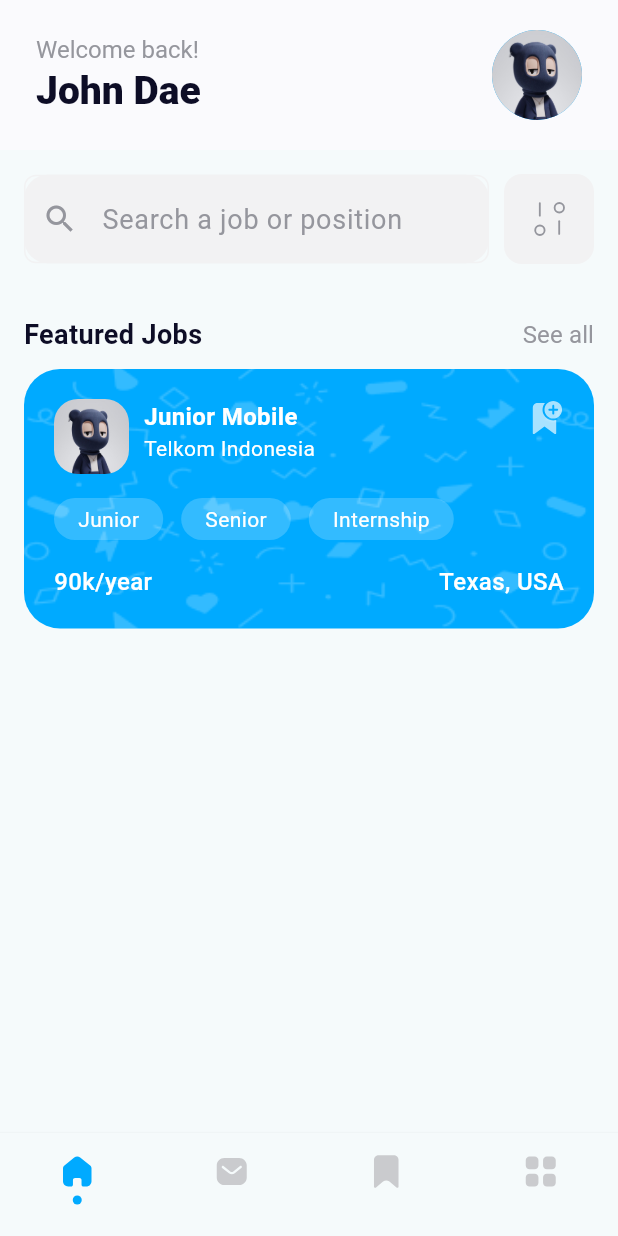
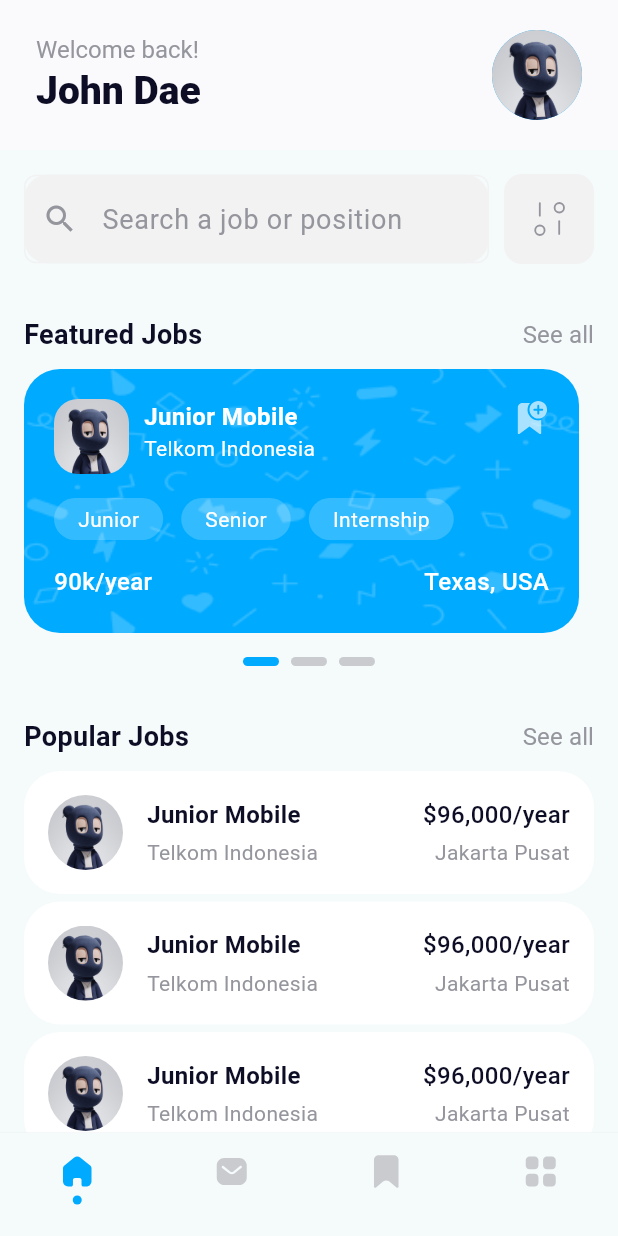
Before and after one commit to fauzihub13/employme, a Flutter app: the screen it shows after launch, on a phone screen of 412 x 824 dp. Run offline on Flutter 3.47's test engine with Material 3 defaults, Android fonts, the phone set to English and light mode, and no system bars; drawn by our look-alikes of smooth_page_indicator; our stand-ins replace firebase_core, flutter_svg; accounts and stored records are empty.

Commit message:
feat: finish ui homepage

```diff
--- /dev/null
+++ b/lib/core/components/banner_job.dart
@@ -0,0 +1,140 @@
+import 'package:employme/core/constants/colors.dart';
+import 'package:flutter/material.dart';
+import 'package:flutter_svg/svg.dart';
+
+class BannerJob extends StatefulWidget {
+  const BannerJob({super.key});
+
+  @override
+  State<BannerJob> createState() => _BannerJobState();
+}
+
+class _BannerJobState extends State<BannerJob> {
+  @override
+  Widget build(BuildContext context) {
+    return Container(
+      width: double.infinity,
+      decoration: BoxDecoration(
+          borderRadius: BorderRadius.circular(24),
+          color: AppColors.primaryBlue,
+          image: DecorationImage(
+              image: const AssetImage('assets/images/overlay_banner.png'),
+              fit: BoxFit.cover,
+              colorFilter: ColorFilter.mode(
+                  Colors.white.withValues(alpha: 0.2), BlendMode.modulate))),
+      child: Padding(
+        padding: const EdgeInsets.all(20),
+        child: Column(
+          spacing: 16,
+          children: [
+            Row(
+              crossAxisAlignment: CrossAxisAlignment.start,
+              mainAxisAlignment: MainAxisAlignment.start,
+              spacing: 10,
+              children: [
+                ClipRRect(
+                  borderRadius: BorderRadius.circular(16),
+                  child: Image.asset(
+                    'assets/images/avatar.jpg',
+                    width: 50,
+                    height: 50,
+                    fit: BoxFit.cover,
+                  ),
+                ),
+                Expanded(
+                    child: Column(
+                  crossAxisAlignment: CrossAxisAlignment.start,
+                  children: [
+                    Text(
+                      'Junior Mobile ',
+                      maxLines: 1,
+                      style: TextStyle(
+                          color: Colors.white,
+                          fontSize: 16,
+                          fontWeight: FontWeight.bold),
+                    ),
+                    Text(
+                      'Telkom Indonesia ',
+                      maxLines: 1,
+                      style: TextStyle(
+                          color: Colors.white,
+                          fontSize: 14,
+                          fontWeight: FontWeight.w400),
+                    ),
+                  ],
+                )),
+                SvgPicture.asset(
+                  'assets/icons/bookmark.svg',
+                  width: 26,
+                  height: 26,
+                )
+              ],
+            ),
+            Row(
+              spacing: 12,
+              children: [
+                Container(
+                  decoration: BoxDecoration(
+                    color: Colors.white.withValues(alpha: 0.2),
+                    borderRadius: BorderRadius.circular(20),
+                  ),
+                  child: Padding(
+                    padding:
+                        const EdgeInsets.symmetric(vertical: 4, horizontal: 16),
+                    child: Text(
+                      'Junior',
+                      style: TextStyle(color: Colors.white),
+                    ),
+                  ),
+                ),
+                Container(
+                  decoration: BoxDecoration(
+                    color: Colors.white.withValues(alpha: 0.2),
+                    borderRadius: BorderRadius.circular(20),
+                  ),
+                  child: Padding(
+                    padding:
+                        const EdgeInsets.symmetric(vertical: 4, horizontal: 16),
+                    child: Text(
+                      'Senior',
+                      style: TextStyle(color: Colors.white),
+                    ),
+                  ),
+                ),
+                Container(
+                  decoration: BoxDecoration(
+                    color: Colors.white.withValues(alpha: 0.2),
+                    borderRadius: BorderRadius.circular(20),
+                  ),
+                  child: Padding(
+                    padding:
+                        const EdgeInsets.symmetric(vertical: 4, horizontal: 16),
+                    child: Text(
+                      'Internship',
+                      style: TextStyle(color: Colors.white),
+                    ),
+                  ),
+                ),
+              ],
+            ),
+            Row(
+              mainAxisAlignment: MainAxisAlignment.spaceBetween,
+              children: [
+                Text('90k/year',
+                    style: TextStyle(
+                        color: Colors.white,
+                        fontSize: 16,
+                        fontWeight: FontWeight.w500)),
+                Text('Texas, USA',
+                    style: TextStyle(
+                        color: Colors.white,
+                        fontSize: 16,
+                        fontWeight: FontWeight.w500)),
+              ],
+            )
+          ],
+        ),
+      ),
+    );
+  }
+}
--- /dev/null
+++ b/lib/core/components/card_job.dart
@@ -0,0 +1,94 @@
+import 'package:employme/core/constants/colors.dart';
+import 'package:flutter/material.dart';
+
+class CardJob extends StatelessWidget {
+  const CardJob({super.key});
+
+  @override
+  Widget build(BuildContext context) {
+    return Container(
+      padding: const EdgeInsets.all(16),
+      decoration: BoxDecoration(
+        color: Colors.white,
+        borderRadius: BorderRadius.circular(24),
+      ),
+      child: Row(
+        spacing: 16,
+        children: [
+          ClipRRect(
+            borderRadius: BorderRadius.circular(50),
+            child: Image.asset(
+              'assets/images/avatar.jpg',
+              width: 50,
+              height: 50,
+              fit: BoxFit.cover,
+            ),
+          ),
+          Expanded(
+              child: Column(
+            spacing: 4,
+            crossAxisAlignment: CrossAxisAlignment.start,
+            children: [
+              Row(
+                mainAxisAlignment: MainAxisAlignment.spaceBetween,
+                children: [
+                  Flexible(
+                    flex: 1,
+                    child: Text(
+                      'Junior Mobile ',
+                      maxLines: 1,
+                      style: TextStyle(
+                          color: AppColors.black,
+                          fontSize: 16,
+                          fontWeight: FontWeight.w600),
+                    ),
+                  ),
+                  Flexible(
+                    flex: 1,
+                    child: Text(
+                      '\$96,000/year',
+                      maxLines: 1,
+                      textAlign: TextAlign.end,
+                      style: TextStyle(
+                          color: AppColors.black,
+                          fontSize: 16,
+                          fontWeight: FontWeight.w500),
+                    ),
+                  ),
+                ],
+              ),
+              Row(
+                mainAxisAlignment: MainAxisAlignment.spaceBetween,
+                children: [
+                  Flexible(
+                    flex: 1,
+                    child: Text(
+                      'Telkom Indonesia ',
+                      maxLines: 1,
+                      style: TextStyle(
+                          color: AppColors.darkGrey,
+                          fontSize: 14,
+                          fontWeight: FontWeight.w400),
+                    ),
+                  ),
+                  Flexible(
+                    flex: 1,
+                    child: Text(
+                      'Jakarta Pusat ',
+                      maxLines: 1,
+                      textAlign: TextAlign.end,
+                      style: TextStyle(
+                          color: AppColors.darkGrey,
+                          fontSize: 14,
+                          fontWeight: FontWeight.w400),
+                    ),
+                  ),
+                ],
+              ),
+            ],
+          )),
+        ],
+      ),
+    );
+  }
+}
--- a/lib/presentation/home/pages/home_page.dart
+++ b/lib/presentation/home/pages/home_page.dart
@@ -1,9 +1,12 @@
+import 'package:employme/core/components/banner_job.dart';
+import 'package:employme/core/components/card_job.dart';
 import 'package:employme/core/components/main_app_bar.dart';
 import 'package:employme/core/components/search_input.dart';
 import 'package:employme/core/constants/colors.dart';
 import 'package:employme/presentation/home/widgets/title_section.dart';
 import 'package:flutter/material.dart';
 import 'package:flutter_svg/svg.dart';
+import 'package:smooth_page_indicator/smooth_page_indicator.dart';
 
 class HomePage extends StatefulWidget {
   const HomePage({super.key});
@@ -13,6 +16,13 @@
 }
 
 class _HomePageState extends State<HomePage> {
+  final PageController pageController = PageController(initialPage: 0);
+  final _bannerJobList = [
+    BannerJob(),
+    BannerJob(),
+    BannerJob(),
+  ];
+
   @override
   Widget build(BuildContext context) {
     return Scaffold(
@@ -60,133 +70,49 @@
                 const SizedBox(
                   height: 10,
                 ),
-                Container(
-                  // height: 156,
+                SizedBox(
+                  height: 176,
                   width: double.infinity,
-                  decoration: BoxDecoration(
-                      borderRadius: BorderRadius.circular(24),
-                      color: AppColors.primaryBlue,
-                      image: DecorationImage(
-                          image: const AssetImage(
-                              'assets/images/overlay_banner.png'),
-                          fit: BoxFit.cover,
-                          colorFilter: ColorFilter.mode(
-                              Colors.white.withValues(alpha: 0.2),
-                              BlendMode.modulate))),
-                  child: Padding(
-                    padding: const EdgeInsets.all(20),
-                    child: Column(
-                      spacing: 16,
-                      children: [
-                        Row(
-                          crossAxisAlignment: CrossAxisAlignment.start,
-                          mainAxisAlignment: MainAxisAlignment.start,
-                          spacing: 10,
-                          children: [
-                            ClipRRect(
-                              borderRadius: BorderRadius.circular(16),
-                              child: Image.asset(
-                                'assets/images/avatar.jpg',
-                                width: 50,
-                                height: 50,
-                                fit: BoxFit.cover,
-                              ),
-                            ),
-                            Expanded(
-                                child: Column(
-                              crossAxisAlignment: CrossAxisAlignment.start,
-                              children: [
-                                Text(
-                                  'Junior Mobile ',
-                                  maxLines: 1,
-                                  style: TextStyle(
-                                      color: Colors.white,
-                                      fontSize: 16,
-                                      fontWeight: FontWeight.bold),
-                                ),
-                                Text(
-                                  'Telkom Indonesia ',
-                                  maxLines: 1,
-                                  style: TextStyle(
-                                      color: Colors.white,
-                                      fontSize: 14,
-                                      fontWeight: FontWeight.w400),
-                                ),
-                              ],
-                            )),
-                            SvgPicture.asset(
-                              'assets/icons/bookmark.svg',
-                              width: 26,
-                              height: 26,
-                            )
-                          ],
-                        ),
-                        Row(
-                          spacing: 12,
-                          children: [
-                            Container(
-                              decoration: BoxDecoration(
-                                color: Colors.white.withValues(alpha: 0.2),
-                                borderRadius: BorderRadius.circular(20),
-                              ),
-                              child: Padding(
-                                padding: const EdgeInsets.symmetric(
-                                    vertical: 4, horizontal: 16),
-                                child: Text(
-                                  'Junior',
-                                  style: TextStyle(color: Colors.white),
-                                ),
-                              ),
-                            ),
-                            Container(
-                              decoration: BoxDecoration(
-                                color: Colors.white.withValues(alpha: 0.2),
-                                borderRadius: BorderRadius.circular(20),
-                              ),
-                              child: Padding(
-                                padding: const EdgeInsets.symmetric(
-                                    vertical: 4, horizontal: 16),
-                                child: Text(
-                                  'Senior',
-                                  style: TextStyle(color: Colors.white),
-                                ),
-                              ),
-                            ),
-                            Container(
-                              decoration: BoxDecoration(
-                                color: Colors.white.withValues(alpha: 0.2),
-                                borderRadius: BorderRadius.circular(20),
-                              ),
-                              child: Padding(
-                                padding: const EdgeInsets.symmetric(
-                                    vertical: 4, horizontal: 16),
-                                child: Text(
-                                  'Internship',
-                                  style: TextStyle(color: Colors.white),
-                                ),
-                              ),
-                            ),
-                          ],
-                        ),
-                        Row(
-                          mainAxisAlignment: MainAxisAlignment.spaceBetween,
-                          children: [
-                            Text('90k/year',
-                                style: TextStyle(
-                                    color: Colors.white,
-                                    fontSize: 16,
-                                    fontWeight: FontWeight.w500)),
-                            Text('Texas, USA',
-                                style: TextStyle(
-                                    color: Colors.white,
-                                    fontSize: 16,
-                                    fontWeight: FontWeight.w500)),
-                          ],
-                        )
-                      ],
-                    ),
+                  child: PageView.builder(
+                    controller: pageController,
+                    itemCount: _bannerJobList.length,
+                    itemBuilder: (context, index) {
+                      return Padding(
+                        padding: const EdgeInsets.only(right: 10),
+                        child: _bannerJobList[index],
+                      );
+                    },
                   ),
-                )
+                ),
+                Padding(
+                  padding: const EdgeInsets.only(top: 16),
+                  child: SmoothPageIndicator(
+                    controller: pageController,
+                    count: _bannerJobList.length,
+                    effect: const WormEffect(
+                        dotHeight: 6,
+                        dotWidth: 24,
+                        activeDotColor: AppColors.primaryBlue,
+                        dotColor: AppColors.disabled),
+                  ),
+                ),
+                const SizedBox(
+                  height: 34,
+                ),
+                TitleSection(
+                    title: 'Popular Jobs',
+                    onPressed: () {
+                      // print('KLIKKK');
+                    }),
+                const SizedBox(height: 10),
+                Column(
+                  spacing: 5,
+                  children: [
+                    CardJob(),
+                    CardJob(),
+                    CardJob(),
+                  ],
+                ),
               ],
             ),
           ),
--- a/pubspec.yaml
+++ b/pubspec.yaml
@@ -34,6 +34,7 @@
   flutter:
     sdk: flutter
   flutter_svg: ^2.0.17
+  smooth_page_indicator: ^1.2.0+3
 
 dev_dependencies:
   flutter_lints: ^5.0.0
```
Also changed, not shown: pubspec.lock, 4 other files.
